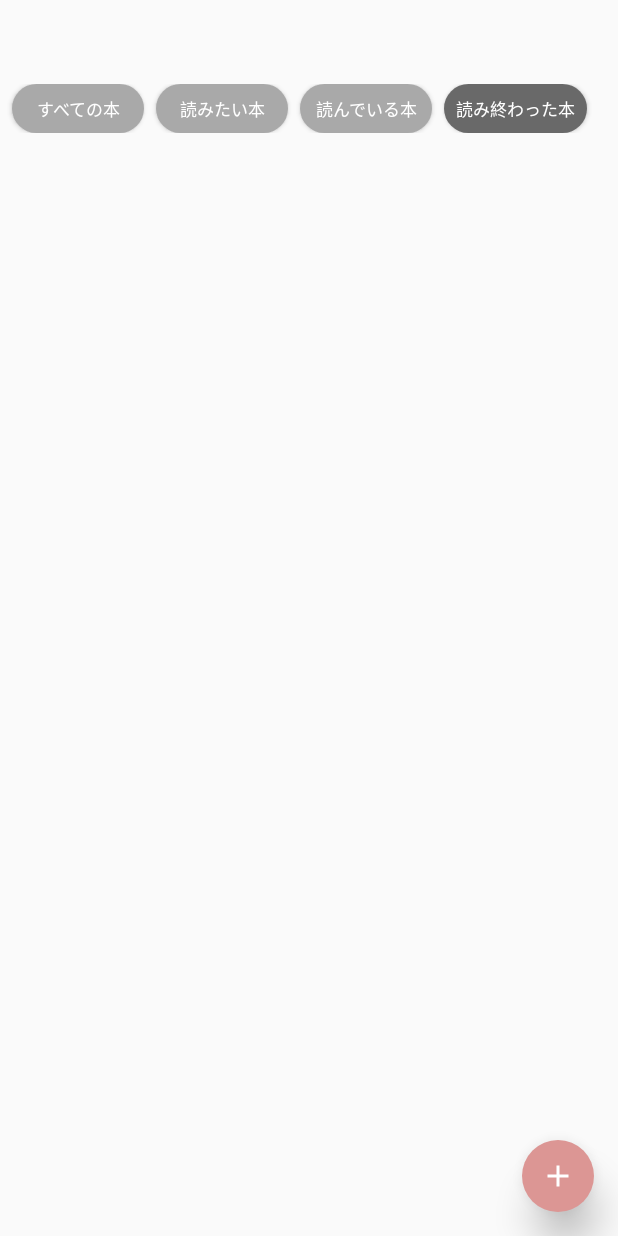
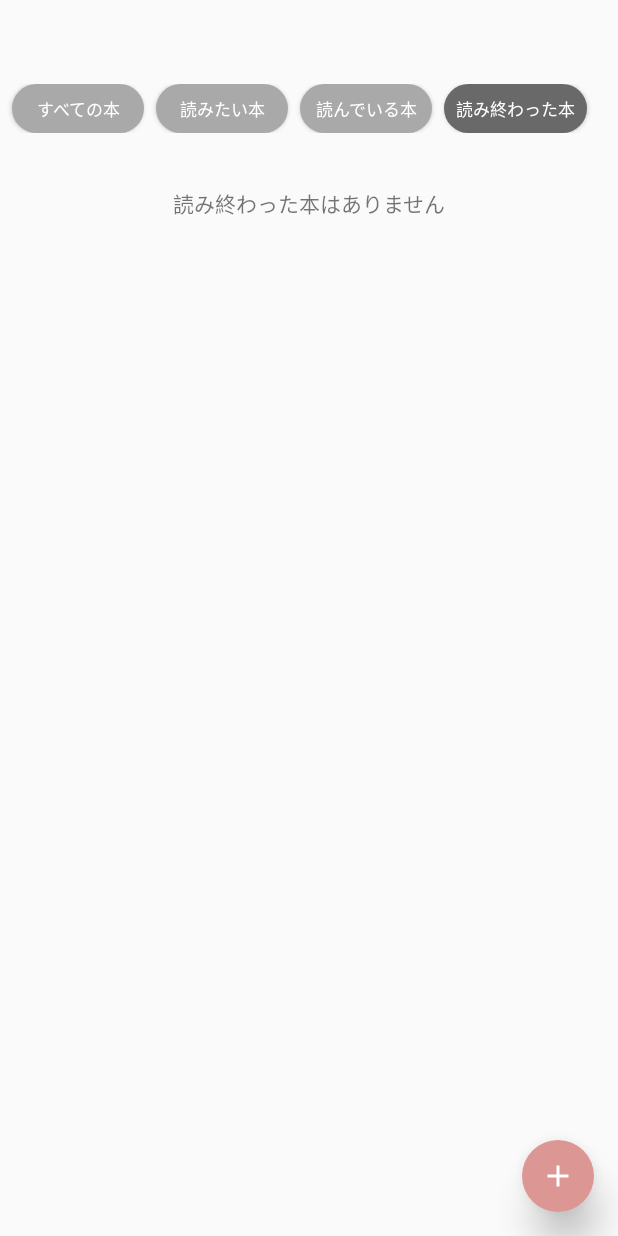
Before and after one commit to yudai0308/book_manager, an Android app: the screen it shows after launch (BookshelfActivity), after a tap on "読み終わった本", on a phone screen of 412 x 824 dp. Run offline under Robolectric (Android 15) with nearby library versions, the phone set to English and light mode, and no system bars; our stand-ins replace Room's generated code, data binding; 1 statement that could not run was skipped; 3 other taps on this screen came first.

Commit message:
本がない場合にメッセージを表示させる。

```diff
--- a/app/src/main/java/com/example/bookmanager/viewmodels/BookshelfViewModel.kt
+++ b/app/src/main/java/com/example/bookmanager/viewmodels/BookshelfViewModel.kt
@@ -26,7 +26,7 @@ class BookshelfViewModel(application: Application) : AndroidViewModel(applicatio
 
     val books: LiveData<List<Book>> = _books
 
-    suspend fun fetchBooks(status: Book.Status?, condition: BookSortCondition) {
+    suspend fun fetchBooks(status: Book.Status?, condition: BookSortCondition): List<Book> {
         val books = if (status == null) {
             bookDao.loadAll()
         } else {
@@ -34,6 +34,7 @@ class BookshelfViewModel(application: Application) : AndroidViewModel(applicatio
         }
         val sortedBooks = getSortedBooks(books, condition)
         _books.postValue(sortedBooks)
+        return books
     }
 
     private fun getSortedBooks(books: List<Book>, condition: BookSortCondition): List<Book> {
--- a/app/src/main/java/com/example/bookmanager/views/BookshelfActivity.kt
+++ b/app/src/main/java/com/example/bookmanager/views/BookshelfActivity.kt
@@ -149,12 +149,15 @@ class BookshelfActivity : AppCompatActivity() {
         }
         buttons.forEach { button ->
             button.setOnClickListener {
-                showBooksAccordingToSelectedButton(it as Button)
+                val clickedButton = it as Button
+                switchButtonBackground(clickedButton)
+                updateSelectedFilter(clickedButton)
+                showBooksAccordingToSelectedFilter()
             }
         }
     }
 
-    private fun showBooksAccordingToSelectedButton(clickedButton: Button) {
+    private fun switchButtonBackground(clickedButton: Button) {
         if (clickedButton.id == selectedFilterButton.id) {
             return
         }
@@ -164,21 +167,40 @@ class BookshelfActivity : AppCompatActivity() {
         selectedFilterButton.background = selectableBackground
         selectedFilterButton = clickedButton
         clickedButton.background = selectedBackground
+    }
 
-        when (clickedButton.id) {
-            R.id.filter_button_all -> selectedFilter = null
-            R.id.filter_button_want_to_read -> selectedFilter = Book.Status.WANT_TO_READ
-            R.id.filter_button_reading -> selectedFilter = Book.Status.READING
-            R.id.filter_button_finished -> selectedFilter = Book.Status.FINISHED
+    private fun updateSelectedFilter(filterButton: Button) {
+        selectedFilter = when (filterButton.id) {
+            R.id.filter_button_all -> null
+            R.id.filter_button_want_to_read -> Book.Status.WANT_TO_READ
+            R.id.filter_button_reading -> Book.Status.READING
+            R.id.filter_button_finished -> Book.Status.FINISHED
+            else -> null
         }
+    }
 
-        GlobalScope.launch { viewModel.fetchBooks(selectedFilter, selectedSort) }
+    private fun showBooksAccordingToSelectedFilter() {
+        val books = runBlocking { viewModel.fetchBooks(selectedFilter, selectedSort) }
+        if (books.isNullOrEmpty()) {
+            binding.noBookText.text = getNoBoosText()
+            binding.noBookText.visibility = View.VISIBLE
+        } else {
+            binding.noBookText.text = ""
+            binding.noBookText.visibility = View.GONE
+        }
+    }
+
+    private fun getNoBoosText(): String {
+        return when (selectedFilter) {
+            Book.Status.WANT_TO_READ -> getString(R.string.no_books_want_to_read_on_bookshelf)
+            Book.Status.READING -> getString(R.string.no_books_reading_on_bookshelf)
+            Book.Status.FINISHED -> getString(R.string.no_books_finished_on_bookshelf)
+            else -> getString(R.string.no_books_on_bookshelf)
+        }
     }
 
     private fun startBookDetailActivity(position: Int) {
-        val book = viewModel.books.value?.get(position)
-        // TODO: book が null だった場合の処理。
-        book ?: return
+        val book = viewModel.books.value?.get(position) ?: return
         startActivity(Intent(applicationContext, BookDetailActivity::class.java).apply {
             putExtra(C.BOOK_ID, book.id)
         })
--- a/app/src/main/res/layout/activity_bookshelf.xml
+++ b/app/src/main/res/layout/activity_bookshelf.xml
@@ -29,18 +29,28 @@
             app:layout_constraintTop_toBottomOf="@id/toolbar" />
 
         <androidx.recyclerview.widget.RecyclerView
-            android:scrollbarSize="0dp"
-            android:padding="@dimen/space_narrow"
             android:id="@+id/bookshelf_book_list"
             android:layout_width="match_parent"
             android:layout_height="@dimen/match_constraint"
             android:elevation="0dp"
+            android:padding="@dimen/space_narrow"
+            android:scrollbarSize="0dp"
             android:scrollbars="vertical"
             app:layout_constraintBottom_toBottomOf="parent"
             app:layout_constraintEnd_toEndOf="parent"
             app:layout_constraintStart_toStartOf="parent"
             app:layout_constraintTop_toBottomOf="@+id/filter_buttons"
             app:my_books="@{viewModel.books}" />
+
+        <TextView
+            android:id="@+id/no_book_text"
+            android:layout_width="wrap_content"
+            android:layout_height="wrap_content"
+            android:layout_marginTop="@dimen/space_xx_wide"
+            android:visibility="gone"
+            app:layout_constraintEnd_toEndOf="parent"
+            app:layout_constraintStart_toStartOf="parent"
+            app:layout_constraintTop_toTopOf="@id/bookshelf_book_list" />
 
         <View
             android:id="@+id/fab_add_book"
@@ -54,17 +64,17 @@
 
         <ImageView
             android:id="@+id/surface_view"
-            android:alpha="1.0"
-            android:visibility="invisible"
-            android:clickable="true"
-            android:src="@color/dark_gray"
             android:layout_width="@dimen/match_constraint"
             android:layout_height="@dimen/match_constraint"
+            android:alpha="1.0"
+            android:clickable="true"
+            android:contentDescription="@string/surface_view"
+            android:src="@color/dark_gray"
+            android:visibility="invisible"
             app:layout_constraintBottom_toBottomOf="parent"
             app:layout_constraintEnd_toEndOf="parent"
             app:layout_constraintStart_toStartOf="parent"
-            app:layout_constraintTop_toTopOf="parent"
-            android:contentDescription="@string/surface_view" />
+            app:layout_constraintTop_toTopOf="parent" />
 
         <FrameLayout
             android:id="@+id/bookshelf_sort_view"
--- a/app/src/main/res/values/strings.xml
+++ b/app/src/main/res/values/strings.xml
@@ -25,6 +25,10 @@
     <string name="desc">降順</string>
     <string name="new_to_old">新しい順</string>
     <string name="old_to_new">古い順</string>
+    <string name="no_books_on_bookshelf">本棚に本がありません\n本棚に本を追加しましょう！</string>
+    <string name="no_books_want_to_read_on_bookshelf">読みたい本はありません</string>
+    <string name="no_books_reading_on_bookshelf">読んでいる本はありません</string>
+    <string name="no_books_finished_on_bookshelf">読み終わった本はありません</string>
     <string name="surface_view">surface view</string>
     <string name="close_button">close button</string>
 
```
